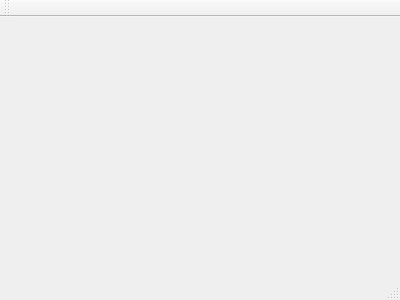
Before: the Qt Designer form mainwindow.ui in qrcline/CSC3220_L1, drawn with Qt 5.
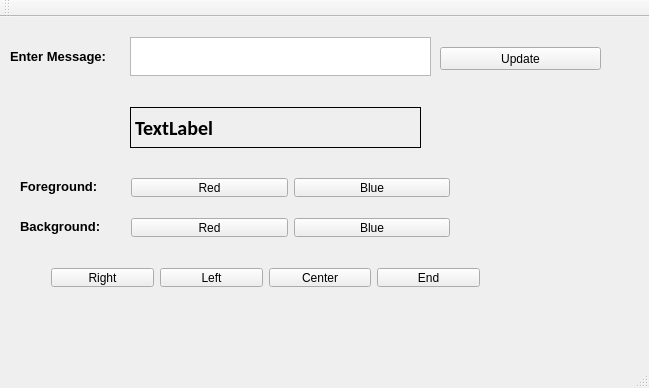
After: the same form once the commit is applied.

What changed in the file:
```diff
--- a/mainwindow.ui
+++ b/mainwindow.ui
@@ -1,24 +1,239 @@
 <ui version="4.0">
  <class>MainWindow</class>
- <widget class="QMainWindow" name="MainWindow" >
-  <property name="geometry" >
+ <widget class="QMainWindow" name="MainWindow">
+  <property name="geometry">
    <rect>
     <x>0</x>
     <y>0</y>
-    <width>400</width>
-    <height>300</height>
+    <width>649</width>
+    <height>388</height>
    </rect>
   </property>
   <property name="windowTitle" >
    <string>MainWindow</string>
   </property>
-  <widget class="QMenuBar" name="menuBar" />
-  <widget class="QToolBar" name="mainToolBar" />
-  <widget class="QWidget" name="centralWidget" />
-  <widget class="QStatusBar" name="statusBar" />
+  <widget class="QWidget" name="centralWidget">
+   <widget class="QPushButton" name="Update_Button">
+    <property name="geometry">
+     <rect>
+      <x>440</x>
+      <y>30</y>
+      <width>161</width>
+      <height>23</height>
+     </rect>
+    </property>
+    <property name="text">
+     <string>Update</string>
+    </property>
+   </widget>
+   <widget class="QLabel" name="label">
+    <property name="geometry">
+     <rect>
+      <x>20</x>
+      <y>150</y>
+      <width>109</width>
+      <height>39</height>
+     </rect>
+    </property>
+    <property name="font">
+     <font>
+      <pointsize>10</pointsize>
+      <weight>75</weight>
+      <bold>true</bold>
+     </font>
+    </property>
+    <property name="text">
+     <string>Foreground:</string>
+    </property>
+   </widget>
+   <widget class="QPlainTextEdit" name="inputTextBox">
+    <property name="geometry">
+     <rect>
+      <x>130</x>
+      <y>20</y>
+      <width>301</width>
+      <height>39</height>
+     </rect>
+    </property>
+   </widget>
+   <widget class="QLabel" name="label_2">
+    <property name="geometry">
+     <rect>
+      <x>10</x>
+      <y>20</y>
+      <width>121</width>
+      <height>39</height>
+     </rect>
+    </property>
+    <property name="font">
+     <font>
+      <pointsize>10</pointsize>
+      <weight>75</weight>
+      <bold>true</bold>
+     </font>
+    </property>
+    <property name="text">
+     <string>Enter Message:</string>
+    </property>
+   </widget>
+   <widget class="QLabel" name="outputLabel">
+    <property name="geometry">
+     <rect>
+      <x>130</x>
+      <y>90</y>
+      <width>291</width>
+      <height>41</height>
+     </rect>
+    </property>
+    <property name="font">
+     <font>
+      <family>Calibri</family>
+      <pointsize>15</pointsize>
+      <weight>75</weight>
+      <bold>true</bold>
+     </font>
+    </property>
+    <property name="frameShape">
+     <enum>QFrame::Box</enum>
+    </property>
+    <property name="text">
+     <string>TextLabel</string>
+    </property>
+   </widget>
+   <widget class="QWidget" name="layoutWidget">
+    <property name="geometry">
+     <rect>
+      <x>40</x>
+      <y>240</y>
+      <width>451</width>
+      <height>41</height>
+     </rect>
+    </property>
+    <layout class="QHBoxLayout" name="horizontalLayout">
+     <item>
+      <widget class="QPushButton" name="Position_Right_Button">
+       <property name="text">
+        <string>Right</string>
+       </property>
+      </widget>
+     </item>
+     <item>
+      <widget class="QPushButton" name="Position_Left_Button">
+       <property name="text">
+        <string>Left</string>
+       </property>
+      </widget>
+     </item>
+     <item>
+      <widget class="QPushButton" name="Position_Center_Button">
+       <property name="text">
+        <string>Center</string>
+       </property>
+      </widget>
+     </item>
+     <item>
+      <widget class="QPushButton" name="Position_End_Button">
+       <property name="text">
+        <string>End</string>
+       </property>
+      </widget>
+     </item>
+    </layout>
+   </widget>
+   <widget class="QWidget" name="layoutWidget">
+    <property name="geometry">
+     <rect>
+      <x>120</x>
+      <y>150</y>
+      <width>341</width>
+      <height>41</height>
+     </rect>
+    </property>
+    <layout class="QHBoxLayout" name="horizontalLayout_2">
+     <item>
+      <widget class="QPushButton" name="foregroundRed">
+       <property name="text">
+        <string>Red</string>
+       </property>
+      </widget>
+     </item>
+     <item>
+      <widget class="QPushButton" name="foregroundBlue">
+       <property name="text">
+        <string>Blue</string>
+       </property>
+      </widget>
+     </item>
+    </layout>
+   </widget>
+   <widget class="QWidget" name="layoutWidget_2">
+    <property name="geometry">
+     <rect>
+      <x>120</x>
+      <y>190</y>
+      <width>341</width>
+      <height>41</height>
+     </rect>
+    </property>
+    <layout class="QHBoxLayout" name="horizontalLayout_3">
+     <item>
+      <widget class="QPushButton" name="backgroundRed">
+       <property name="text">
+        <string>Red</string>
+       </property>
+      </widget>
+     </item>
+     <item>
+      <widget class="QPushButton" name="backgroundBlue">
+       <property name="text">
+        <string>Blue</string>
+       </property>
+      </widget>
+     </item>
+    </layout>
+   </widget>
+   <widget class="QLabel" name="label_3">
+    <property name="geometry">
+     <rect>
+      <x>20</x>
+      <y>190</y>
+      <width>109</width>
+      <height>39</height>
+     </rect>
+    </property>
+    <property name="font">
+     <font>
+      <pointsize>10</pointsize>
+      <weight>75</weight>
+      <bold>true</bold>
+     </font>
+    </property>
+    <property name="text">
+     <string>Background:</string>
+    </property>
+   </widget>
+  </widget>
+  <widget class="QMenuBar" name="menuBar">
+   <property name="geometry">
+    <rect>
+     <x>0</x>
+     <y>0</y>
+     <width>649</width>
+     <height>21</height>
+    </rect>
+   </property>
+  </widget>
+  <widget class="QToolBar" name="mainToolBar">
+   <attribute name="toolBarArea">
+    <enum>TopToolBarArea</enum>
+   </attribute>
+   <attribute name="toolBarBreak">
+    <bool>false</bool>
+   </attribute>
+  </widget>
+  <widget class="QStatusBar" name="statusBar"/>
  </widget>
- <layoutDefault spacing="6" margin="11" />
- <pixmapfunction></pixmapfunction>
+ <layoutdefault spacing="6" margin="11"/>
  <resources/>
  <connections/>
 </ui>
```
Left out of the diff: 3 changed lines with no effect on the pictures.
